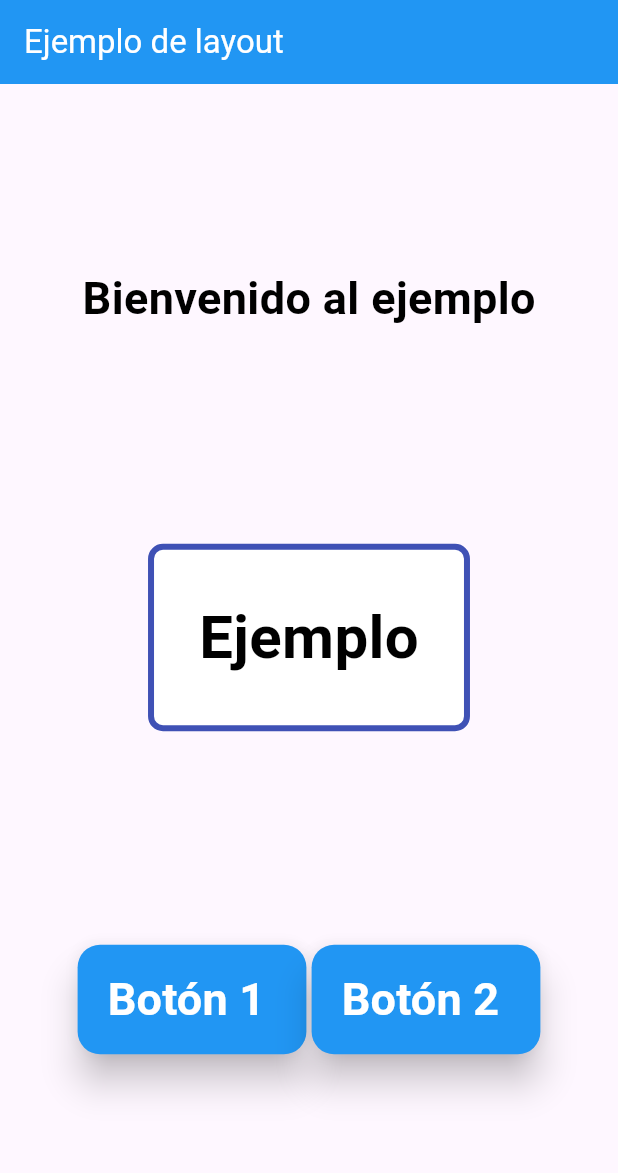
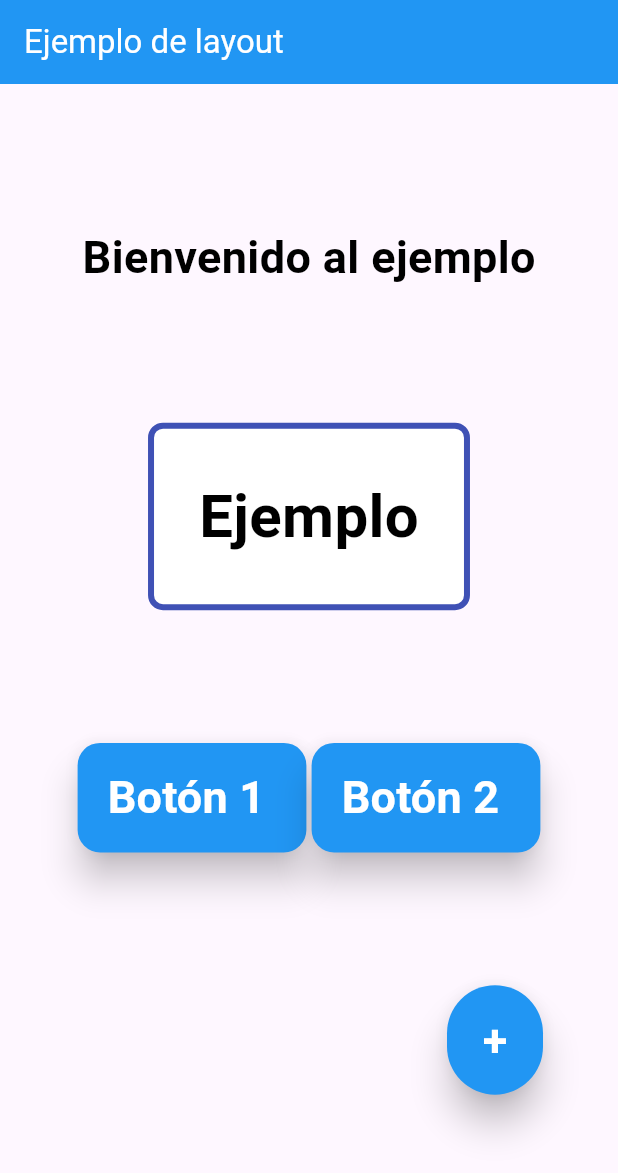
Before and after one commit to lautarotamborindeguy/TADS-ProgramacionMobile-PrimeraApp, a Flutter app: the screen it shows after launch, on a phone screen of 412 x 824 dp. Shown: the top 1173 px of the screen. Run offline on Flutter 3.47's test engine with Material 3 defaults, Android fonts, the phone set to English and light mode, and no system bars.

Commit message:
Exercise layout 1, Reference: https://apnp.ifsul.edu.br/mod/resource/view.php?id=1536389

```diff
--- a/lib/main.dart
+++ b/lib/main.dart
@@ -74,7 +74,26 @@ class MainApp extends StatelessWidget {
                     fontWeight: FontWeight.bold,
                     color: Colors.white
                   ))),
-              ])
+              ]),
+              Container(
+                alignment: Alignment.centerRight,
+                child: ElevatedButton(onPressed: (){
+                    print("Hola mundo botón 3");
+                  }, style: ElevatedButton.styleFrom(
+                    backgroundColor: Colors.blue,
+                    foregroundColor: Colors.white,
+                    padding: EdgeInsets.symmetric(horizontal: 20, vertical: 15),
+                    elevation: 10,
+                    shape: RoundedRectangleBorder(
+                      borderRadius: BorderRadius.circular(50),
+                    ),
+                  ), child: Text("+", style: TextStyle(
+                    fontSize: 30,
+                    fontWeight: FontWeight.bold,
+                    color: Colors.white
+                  )))
+              )
+
             ]
           ),
         ),
```
